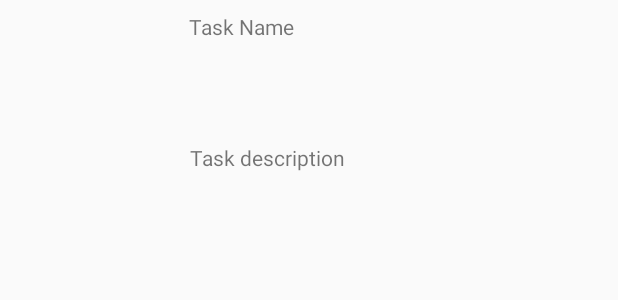
After one commit to AFed29/android-todo-list, an Android app: the layout activity_task_info.xml on its own in the app's theme, with its tools: preview values and no code run, on a phone screen of 412 x 824 dp. The commit adds this screen. Shown: the top 300 px of the screen. Run offline under Robolectric (Android 15) with nearby library versions, the phone set to English and light mode, and no system bars.

Commit message:
Added ability to see more information about a task. Closes #5

```diff
--- a/app/src/main/AndroidManifest.xml
+++ b/app/src/main/AndroidManifest.xml
@@ -16,7 +16,8 @@
                 <category android:name="android.intent.category.LAUNCHER" />
             </intent-filter>
         </activity>
-        <activity android:name=".AddTaskActivity"></activity>
+        <activity android:name=".AddTaskActivity" />
+        <activity android:name=".TaskInfoActivity"></activity>
     </application>
 
 </manifest>
--- a/app/src/main/java/com/example/alex/todolist/TaskDbHelper.java
+++ b/app/src/main/java/com/example/alex/todolist/TaskDbHelper.java
@@ -36,13 +36,15 @@ public class TaskDbHelper extends DBHelper {
         ArrayList<Task> tasks = new ArrayList<>();
 
         while (cursor.moveToNext()) {
+            int id = cursor.getInt(
+                    cursor.getColumnIndexOrThrow(ToDoListContract._ID));
             String taskName = cursor.getString(
                     cursor.getColumnIndexOrThrow(ToDoListContract.COLUMN_NAME_TASKNAME));
             String taskDescription = cursor.getString(
                     cursor.getColumnIndexOrThrow(ToDoListContract.COLUMN_NAME_DESCRIPTION));
             int completed = cursor.getInt(
                     cursor.getColumnIndexOrThrow(ToDoListContract.COLUMN_NAME_COMPLETED));
-            Task task = new Task(taskName, taskDescription, completed);
+            Task task = new Task(id, taskName, taskDescription, completed);
             tasks.add(task);
         }
         return tasks;
--- a/app/src/main/java/com/example/alex/todolist/TasksAdapter.java
+++ b/app/src/main/java/com/example/alex/todolist/TasksAdapter.java
@@ -30,6 +30,8 @@ public class TasksAdapter extends ArrayAdapter<Task> {
         TextView taskName = listItemView.findViewById(R.id.taskName);
         taskName.setText(currentTask.getTaskName());
 
+        listItemView.setTag(currentTask);
+
         return listItemView;
     }
 
--- /dev/null
+++ b/app/src/main/res/layout/activity_task_info.xml
@@ -0,0 +1,35 @@
+<?xml version="1.0" encoding="utf-8"?>
+<android.support.constraint.ConstraintLayout xmlns:android="http://schemas.android.com/apk/res/android"
+    xmlns:app="http://schemas.android.com/apk/res-auto"
+    xmlns:tools="http://schemas.android.com/tools"
+    android:layout_width="match_parent"
+    android:layout_height="match_parent"
+    tools:context="com.example.alex.todolist.TaskInfoActivity">
+
+    <TextView
+        android:id="@+id/task_name_info"
+        android:layout_width="wrap_content"
+        android:layout_height="wrap_content"
+        android:layout_marginEnd="8dp"
+        android:layout_marginStart="8dp"
+        android:layout_marginTop="8dp"
+        android:ems="10"
+        app:layout_constraintEnd_toEndOf="parent"
+        app:layout_constraintStart_toStartOf="parent"
+        app:layout_constraintTop_toTopOf="parent"
+        tools:text="Task Name" />
+
+    <TextView
+        android:id="@+id/task_description_info"
+        android:layout_width="wrap_content"
+        android:layout_height="wrap_content"
+        android:layout_marginEnd="8dp"
+        android:layout_marginStart="8dp"
+        android:layout_marginTop="68dp"
+        android:ems="10"
+        app:layout_constraintEnd_toEndOf="parent"
+        app:layout_constraintHorizontal_bias="0.503"
+        app:layout_constraintStart_toStartOf="parent"
+        app:layout_constraintTop_toBottomOf="@+id/task_name_info"
+        tools:text="Task description" />
+</android.support.constraint.ConstraintLayout>
```
Also changed, not shown: app/src/main/java/com/example/alex/todolist/Task.java (+7 -7 lines), app/src/main/java/com/example/alex/todolist/TaskInfoActivity.java (added, +27 -0 lines), app/src/main/java/com/example/alex/todolist/ToDoListActivity.java (+19 -17 lines), app/src/main/java/com/example/alex/todolist/ToDoListContract.java (+6 -6 lines), app/src/main/res/layout/task_item.xml (+6 -4 lines).
